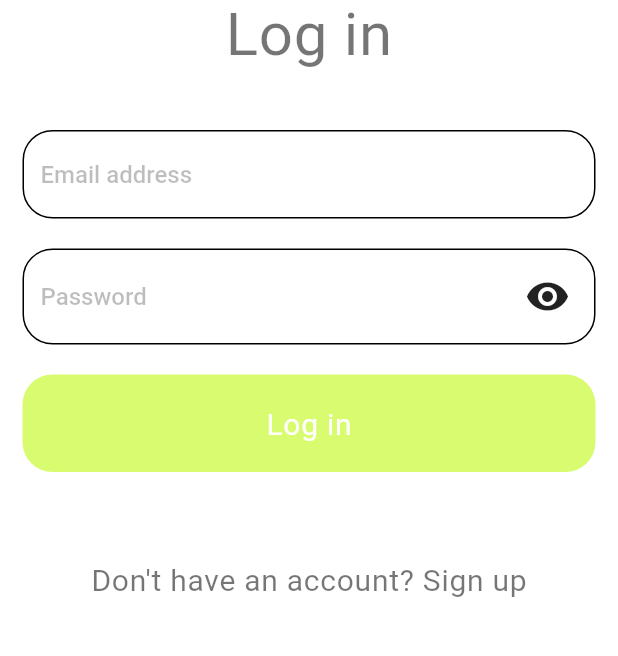
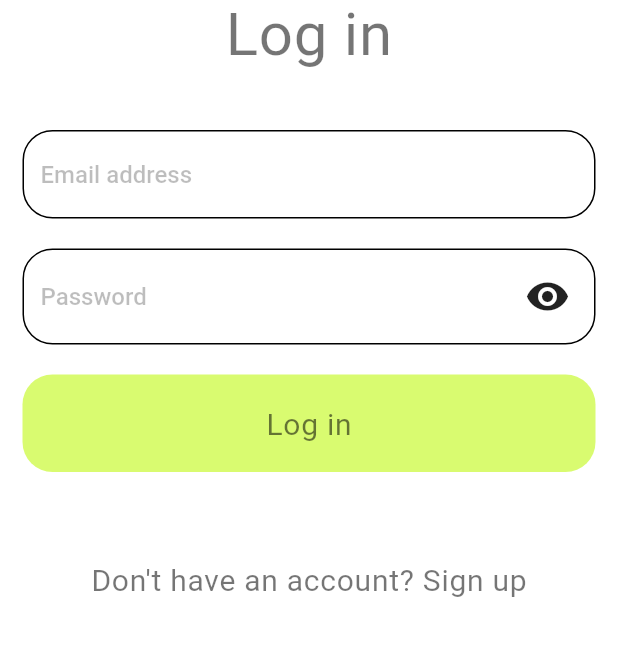
Before and after one commit to CreativeToby02/store_app, a Flutter app: the screen it shows after launch, after a tap on "Have an account? Log in", on a phone screen of 412 x 824 dp, the part 323-979 px from its top. Run offline on Flutter 3.47's test engine with Material 2 defaults, Android fonts, the light colour scheme and no system bars; drawn by our look-alikes of modal_progress_hud_nsn; our stand-ins replace carousel_slider, cloud_firestore, firebase_auth, firebase_core, font_awesome_flutter; accounts and stored records are empty.

Commit message:
final changes

```diff
--- a/lib/screens/chat.dart
+++ b/lib/screens/chat.dart
@@ -141,7 +141,7 @@ class _ChatScreenState extends State<ChatScreen> {
                 if (snapshot.connectionState == ConnectionState.waiting) {
                   return const Text("Loading");
                 }
-                final messages = snapshot.data!.docs.reversed;
+                final messages = snapshot.data!.docs;
                 List<MessageBox> messageWidgets = [];
                 for (var message in messages) {
                   final messageText = message.get("text");
--- a/lib/screens/login.dart
+++ b/lib/screens/login.dart
@@ -117,7 +117,7 @@ class _LoginScreenState extends State<LoginScreen> {
                         child: const Text(
                           'Log in',
                           style: TextStyle(
-                            color: Colors.white,
+                            color: Colors.black54,
                             letterSpacing: 0.5,
                             fontSize: 20,
                             fontWeight: FontWeight.w400,
--- a/lib/screens/registration.dart
+++ b/lib/screens/registration.dart
@@ -120,7 +120,7 @@ class _RegistrationScreenState extends State<RegistrationScreen> {
                         child: const Text(
                           'Sign up',
                           style: TextStyle(
-                            color: Colors.white,
+                            color: Colors.black54,
                             letterSpacing: 0.5,
                             fontSize: 20,
                             fontWeight: FontWeight.w400,
```
